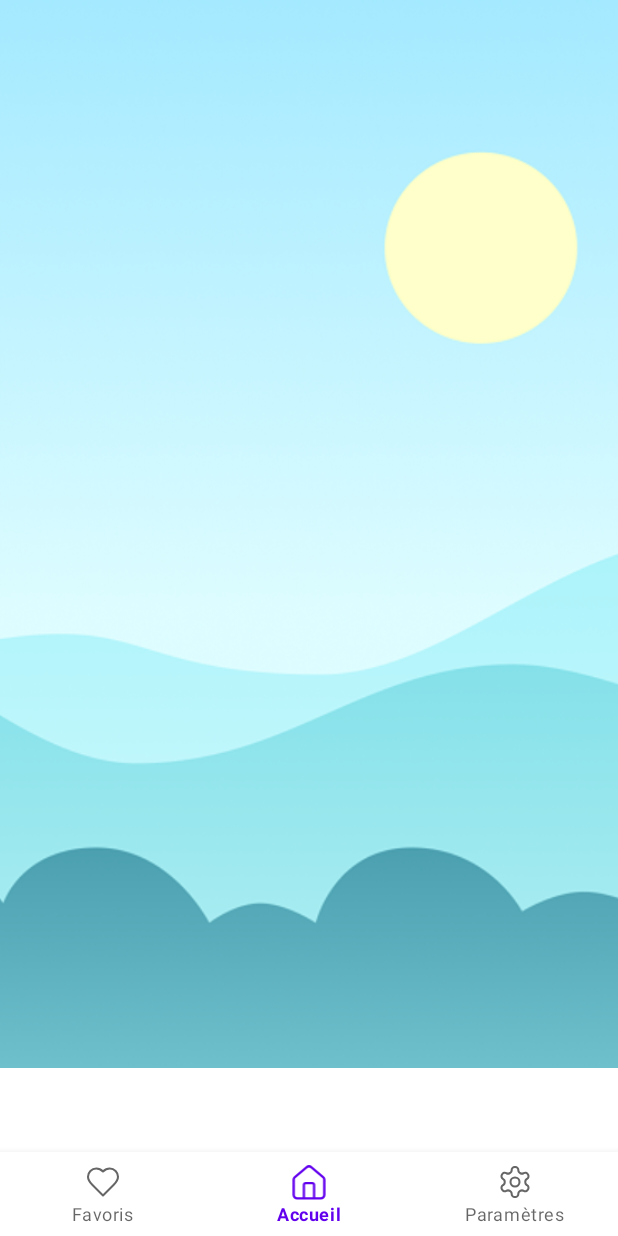
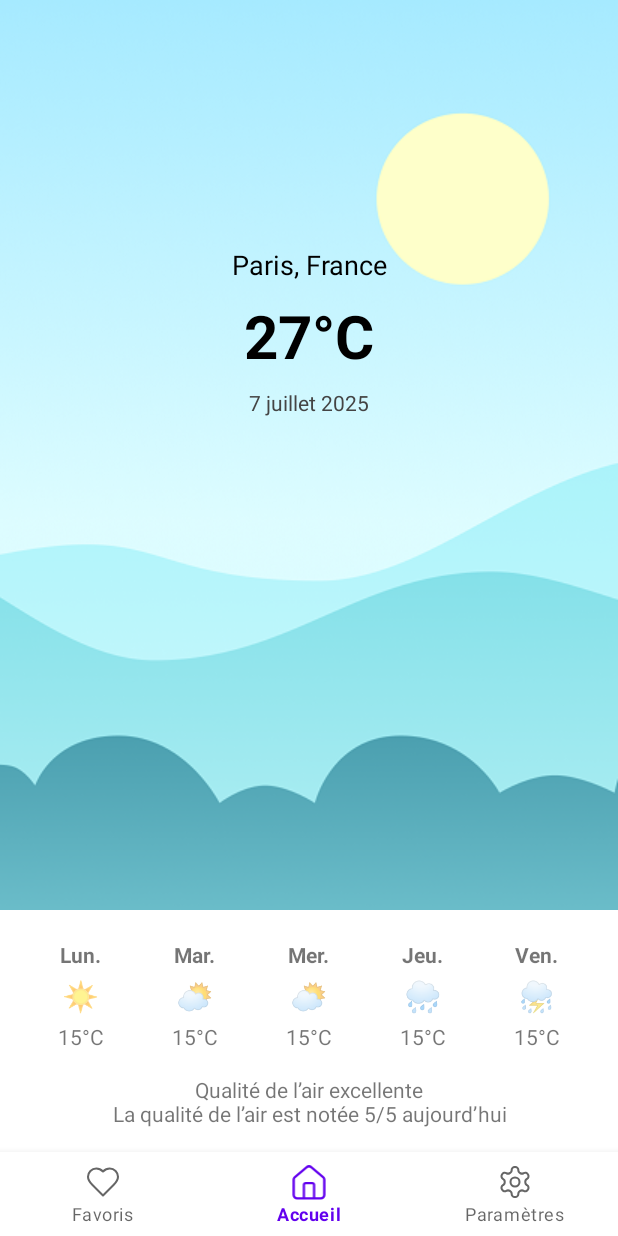
Before and after one commit to Hitoyu22/android-weather, an Android app: the screen it shows after launch (HomeActivity), on a phone screen of 412 x 824 dp. Run offline under Robolectric (Android 15) with nearby library versions, the phone set to English and light mode, and no system bars.

Commit message:
Ajout de descriptif sur la météo d'une ville sur la HomePage (données en dur)

```diff
--- a/app/src/main/java/fr/esgi/android/weather/activities/HomeActivity.kt
+++ b/app/src/main/java/fr/esgi/android/weather/activities/HomeActivity.kt
@@ -8,44 +8,68 @@ import android.os.Handler
 import android.os.Looper
 import android.util.Log
 import android.widget.ImageView
+import android.widget.LinearLayout
+import android.widget.TextView
 import androidx.annotation.RequiresPermission
 import androidx.appcompat.app.AppCompatDelegate
 import fr.esgi.android.weather.R
 import fr.esgi.android.weather.network.WeatherAPI
 import fr.esgi.android.weather.notifications.NotificationHelper
+import org.json.JSONObject
 
 class HomeActivity : WeatherActivity(R.layout.activity_main, R.id.home) {
 
     private lateinit var notificationHelper: NotificationHelper
     private val handler = Handler(Looper.getMainLooper())
+
     private val notificationRunnable = object : Runnable {
         @RequiresPermission(Manifest.permission.POST_NOTIFICATIONS)
         override fun run() {
             Log.d("Notification", "Sending Notification")
             val weather = WeatherAPI.getWeather("Paris", null).get()
-            notificationHelper.sendNotification("Weather Alert", "It's time for a weather update! " + weather.weather.joinToString(", ") { it.main })
+            notificationHelper.sendNotification(
+                "Weather Alert",
+                "It's time for a weather update! " + weather.weather.joinToString(", ") { it.main }
+            )
             Log.d("Notification", "Notification sent")
             handler.postDelayed(this, 60000)
         }
     }
 
+    @SuppressLint("SetTextI18n")
     override fun onCreate(savedInstanceState: Bundle?) {
         super.onCreate(savedInstanceState)
-
-        // notificationHelper = NotificationHelper(this)
-
-        // handler.post(notificationRunnable)
 
         val imageView = findViewById<ImageView>(R.id.imageView)
         imageView.setImageDrawable(getWeatherDrawable())
 
         val sharedPreferences = getSharedPreferences("app_preferences", MODE_PRIVATE)
         val isNightModeEnabled = sharedPreferences.getBoolean("night_mode_enabled", false)
-
         if (isNightModeEnabled) {
             AppCompatDelegate.setDefaultNightMode(AppCompatDelegate.MODE_NIGHT_YES)
         } else {
             AppCompatDelegate.setDefaultNightMode(AppCompatDelegate.MODE_NIGHT_NO)
+        }
+
+        val weatherData = loadWeatherData()
+
+        findViewById<TextView>(R.id.cityText).text = weatherData.getString("city")
+        findViewById<TextView>(R.id.currentTemp).text = "${weatherData.getInt("temperature")}°C"
+        findViewById<TextView>(R.id.dateText).text = weatherData.getString("date")
+
+        val airQuality = weatherData.getJSONObject("airQuality")
+        findViewById<TextView>(R.id.airQualityText).text =
+            "${airQuality.getString("description")}\nLa qualité de l’air est notée ${airQuality.getInt("score")}/5 aujourd’hui"
+
+        val forecastLayout = findViewById<LinearLayout>(R.id.forecastList)
+        val forecastArray = weatherData.getJSONArray("forecast")
+        for (i in 0 until forecastArray.length()) {
+            val dayData = forecastArray.getJSONObject(i)
+            val view = layoutInflater.inflate(R.layout.weather_forecast_item, forecastLayout, false)
+            view.findViewById<TextView>(R.id.dayText).text = dayData.getString("day")
+            view.findViewById<TextView>(R.id.iconText).text = dayData.getString("icon")
+            view.findViewById<TextView>(R.id.tempText).text = "${dayData.getInt("temp")}°C"
+            forecastLayout.addView(view)
         }
     }
 
@@ -81,4 +105,25 @@ class HomeActivity : WeatherActivity(R.layout.activity_main, R.id.home) {
         return resources.getDrawable(resourceId, null)
     }
 
+    private fun loadWeatherData(): JSONObject {
+        val jsonStr = """
+            {
+              "city": "Paris, France",
+              "date": "7 juillet 2025",
+              "temperature": 27,
+              "forecast": [
+                { "day": "Lun.", "icon": "☀️", "temp": 15 },
+                { "day": "Mar.", "icon": "⛅", "temp": 15 },
+                { "day": "Mer.", "icon": "⛅", "temp": 15 },
+                { "day": "Jeu.", "icon": "🌧️", "temp": 15 },
+                { "day": "Ven.", "icon": "⛈️", "temp": 15 }
+              ],
+              "airQuality": {
+                "score": 5,
+                "description": "Qualité de l’air excellente"
+              }
+            }
+        """.trimIndent()
+        return JSONObject(jsonStr)
+    }
 }
--- a/app/src/main/res/layout/activity_main.xml
+++ b/app/src/main/res/layout/activity_main.xml
@@ -1,5 +1,6 @@
 <?xml version="1.0" encoding="utf-8"?>
-<androidx.constraintlayout.widget.ConstraintLayout xmlns:android="http://schemas.android.com/apk/res/android"
+<androidx.constraintlayout.widget.ConstraintLayout
+    xmlns:android="http://schemas.android.com/apk/res/android"
     xmlns:app="http://schemas.android.com/apk/res-auto"
     xmlns:tools="http://schemas.android.com/tools"
     android:id="@+id/main"
@@ -11,21 +12,92 @@
         android:id="@+id/imageView"
         android:layout_width="0dp"
         android:layout_height="0dp"
-        android:layout_marginBottom="56dp"
-        app:layout_constraintBottom_toTopOf="@id/navigation"
+        android:scaleType="centerCrop"
+        app:layout_constraintTop_toTopOf="parent"
+        app:layout_constraintBottom_toTopOf="@id/weatherForecastLayout"
+        app:layout_constraintStart_toStartOf="parent"
+        app:layout_constraintEnd_toEndOf="parent" />
+
+    <LinearLayout
+        android:id="@+id/weatherInfo"
+        android:layout_width="wrap_content"
+        android:layout_height="wrap_content"
+        android:layout_marginTop="80dp"
+        android:gravity="center"
+        android:orientation="vertical"
+        app:layout_constraintBottom_toTopOf="@id/weatherForecastLayout"
         app:layout_constraintEnd_toEndOf="parent"
         app:layout_constraintStart_toStartOf="parent"
         app:layout_constraintTop_toTopOf="parent"
-        android:scaleType="centerCrop" />
+        app:layout_constraintVertical_bias="0.187">
+
+        <TextView
+            android:id="@+id/cityText"
+            android:layout_width="wrap_content"
+            android:layout_height="wrap_content"
+            android:layout_marginTop="8dp"
+            android:gravity="center"
+            android:text="Paris, France"
+            android:textColor="#000"
+            android:textSize="18sp" />
+
+        <TextView
+            android:id="@+id/currentTemp"
+            android:layout_width="wrap_content"
+            android:layout_height="wrap_content"
+            android:layout_marginTop="8dp"
+            android:text="27°C"
+            android:textColor="#000"
+            android:textSize="40sp"
+            android:textStyle="bold" />
+
+        <TextView
+            android:id="@+id/dateText"
+            android:layout_width="wrap_content"
+            android:layout_height="wrap_content"
+            android:layout_marginTop="8dp"
+            android:text="7 juillet 2025"
+            android:textColor="#444" />
+    </LinearLayout>
+
+    <LinearLayout
+        android:id="@+id/weatherForecastLayout"
+        android:layout_width="match_parent"
+        android:layout_height="wrap_content"
+        android:orientation="vertical"
+        android:elevation="10dp"
+        android:padding="16dp"
+        app:layout_constraintBottom_toTopOf="@id/navigation"
+        app:layout_constraintStart_toStartOf="parent"
+        app:layout_constraintEnd_toEndOf="parent">
+
+        <LinearLayout
+            android:id="@+id/forecastList"
+            android:layout_width="match_parent"
+            android:layout_height="wrap_content"
+            android:orientation="horizontal"
+            android:gravity="center"
+            android:weightSum="5">
+
+
+        </LinearLayout>
+
+        <TextView
+            android:id="@+id/airQualityText"
+            android:layout_width="match_parent"
+            android:layout_height="wrap_content"
+            android:text="✅ Qualité de l’air excellente\nLa qualité de l’air est notée 5/5 aujourd’hui"
+            android:layout_marginTop="12dp"
+            android:textAlignment="center"/>
+    </LinearLayout>
 
     <com.google.android.material.bottomnavigation.BottomNavigationView
         android:id="@+id/navigation"
         android:layout_width="match_parent"
         android:layout_height="wrap_content"
         app:layout_constraintBottom_toBottomOf="parent"
+        app:layout_constraintStart_toStartOf="parent"
         app:layout_constraintEnd_toEndOf="parent"
-        app:layout_constraintHorizontal_bias="0.0"
-        app:layout_constraintStart_toStartOf="parent"
         app:menu="@menu/bottom_navigation_menu" />
 
 </androidx.constraintlayout.widget.ConstraintLayout>
--- /dev/null
+++ b/app/src/main/res/layout/weather_forecast_item.xml
@@ -0,0 +1,30 @@
+<?xml version="1.0" encoding="utf-8"?>
+<LinearLayout xmlns:android="http://schemas.android.com/apk/res/android"
+    android:layout_width="0dp"
+    android:layout_height="wrap_content"
+    android:orientation="vertical"
+    android:layout_weight="1"
+    android:gravity="center"
+    android:padding="4dp">
+
+    <TextView
+        android:id="@+id/dayText"
+        android:layout_width="wrap_content"
+        android:layout_height="wrap_content"
+        android:text="Lun."
+        android:textStyle="bold"/>
+
+    <TextView
+        android:id="@+id/iconText"
+        android:layout_width="wrap_content"
+        android:layout_height="wrap_content"
+        android:text="☀️"
+        android:textSize="20sp"
+        android:layout_marginVertical="4dp"/>
+
+    <TextView
+        android:id="@+id/tempText"
+        android:layout_width="wrap_content"
+        android:layout_height="wrap_content"
+        android:text="15°C"/>
+</LinearLayout>
```
